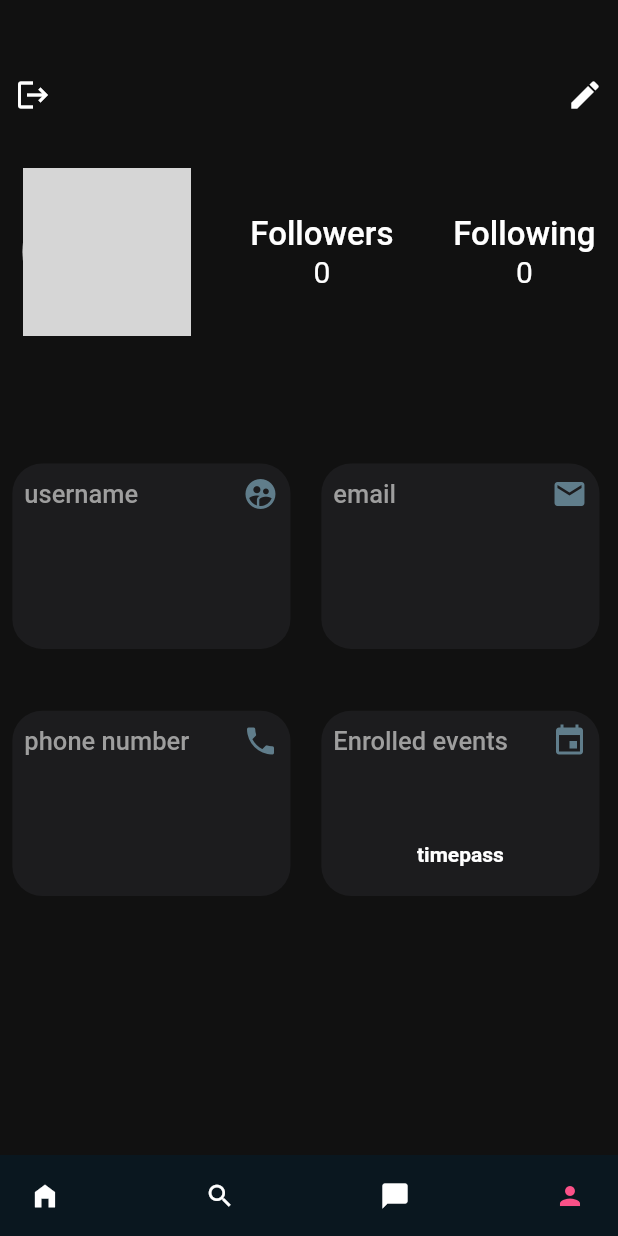
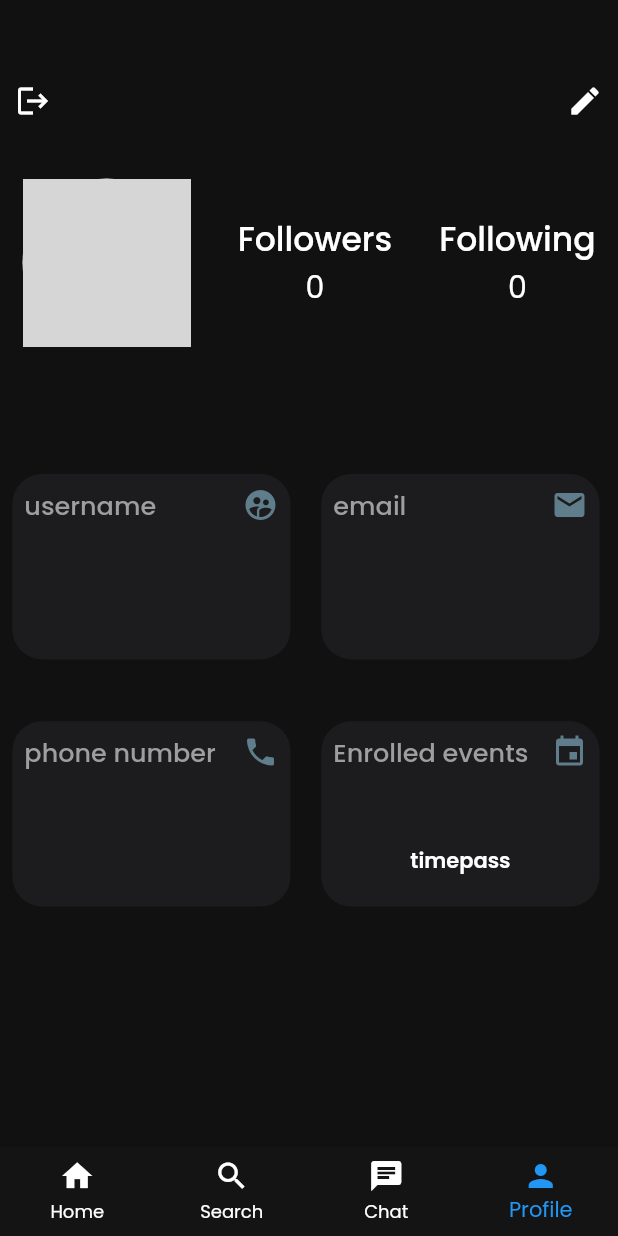
Before and after one commit to abdulqaderpatel/EventFlow, a Flutter app: the UserNavigationBar screen opened directly, item 4 of the bottom bar chosen, on a phone screen of 412 x 824 dp. Run offline on Flutter 3.47's test engine with Material 2 defaults, Android fonts, the phone set to English and light mode, and no system bars; drawn by our look-alikes of auto_size_text, google_nav_bar; our stand-ins replace cloud_firestore, dotted_border, firebase_auth, firebase_core, firebase_storage, fluttertoast and 7 more; missing offline and left inert: flutter_stripe; accounts and stored records are empty; network calls fail; statements that could not run were skipped; grey boxes are pictures that could not be loaded.

Commit message:
Changed font globally to poppins and improved ui.

```diff
--- a/lib/Views/User/select_chat_screen.dart
+++ b/lib/Views/User/select_chat_screen.dart
@@ -64,7 +64,7 @@ class _SelectChatScreenState extends State<SelectChatScreen> {
 
   @override
   Widget build(BuildContext context) {
-    return Scaffold(
+    return Scaffold(appBar: AppBar(automaticallyImplyLeading: false,backgroundColor: Color(0xff00141C),title: Center(child: Text("Message")),),
         body: isLoaded
             ? Container(
                 color: const Color(0xff0A171F),
@@ -73,6 +73,8 @@ class _SelectChatScreenState extends State<SelectChatScreen> {
                   child: Center(
                     child: Column(
                       children: [
+
+
                         Expanded(
                             child: ListView.builder(
                                 itemCount: items.length,
--- a/lib/Views/User/user_navigation_bar.dart
+++ b/lib/Views/User/user_navigation_bar.dart
@@ -30,49 +30,30 @@ class UserNavigationBar extends StatelessWidget {
       onWillPop: () async => false,
       child: Scaffold(
         bottomNavigationBar: Obx(
-          () => Container(color: const Color(0xff0A171F),
-
-            child: Padding(
-              padding: const EdgeInsets.symmetric(horizontal: 15,vertical: 12),
-              child: GNav(selectedIndex: controller.index.value,iconSize: 20,
-                onTabChange: (value)
-                {
-                  controller.index.value=value;
-                },
-                backgroundColor:const Color(0xff0A171F),
-                gap: 2,
-                activeColor: Colors.white,
-
-
-
-                color: Colors.white,
-
-                padding: const EdgeInsets.all(5),
-
-                 tabs:const [ GButton(
-                   icon: Icons.home_filled,
-                 iconActiveColor: Color(0xffFB5188),
-
-
-                 ),
-                   GButton(
-                     active: true,
-                     icon: Icons.search,
-                   iconActiveColor: Color(0xffFB5188),
-
-                   ),
-                   GButton(
-                     icon:Icons.chat_bubble,
-                   iconActiveColor: Color(0xffFB5188),
-
-                   ),
-                   GButton(
-                     icon: Icons.person,
-                   iconActiveColor: Color(0xffFB5188),
-
-                   ),],
+          () =>  BottomNavigationBar(elevation: 0,backgroundColor:controller.index==3? Color(0xff141414):Color(0xff00141C),type: BottomNavigationBarType.fixed,selectedItemColor: Colors.blue,
+            unselectedItemColor: Colors.white,
+            currentIndex: controller.index.value,
+            onTap: (index) {
+              controller.index.value=index;
+            },
+            items: [
+              BottomNavigationBarItem(
+                icon: Icon(Icons.home),
+                label: 'Home',
               ),
-            ),
+              BottomNavigationBarItem(
+                icon: Icon(Icons.search),
+                label: 'Search',
+              ),
+              BottomNavigationBarItem(
+                icon: Icon(Icons.chat),
+                label: 'Chat',
+              ),
+              BottomNavigationBarItem(
+                icon: Icon(Icons.person),
+                label: 'Profile',
+              ),
+            ],
           ),
         ),
         body: Obx(() => userPages[controller.index.value]),
--- a/lib/main.dart
+++ b/lib/main.dart
@@ -10,19 +10,19 @@ import 'package:firebase_core/firebase_core.dart';
 import 'package:flutter/material.dart';
 import 'package:get/get.dart';
 import 'package:flutter_stripe/flutter_stripe.dart';
+import 'package:google_fonts/google_fonts.dart';
 
 import 'firebase_options.dart';
 
 void main() async {
-  Paint.enableDithering=true;
+  Paint.enableDithering = true;
   WidgetsFlutterBinding.ensureInitialized();
-  Stripe.publishableKey="pk_test_51NjJbkSDqOoAu1YvgQpN7weD8MzoNFW7rCOPBMnAZaJlWnpXkW2EvauiTP8PYpnQC73YJbX9K3jnkMBqVKTHqdTE00frWxNHzF";
+  Stripe.publishableKey =
+      "pk_test_51NjJbkSDqOoAu1YvgQpN7weD8MzoNFW7rCOPBMnAZaJlWnpXkW2EvauiTP8PYpnQC73YJbX9K3jnkMBqVKTHqdTE00frWxNHzF";
 
   await Firebase.initializeApp(
     options: DefaultFirebaseOptions.currentPlatform,
   );
-
-
 
   runApp(MyApp());
 }
@@ -87,12 +87,11 @@ class _MyAppState extends State<MyApp> {
     return GetMaterialApp(
         debugShowCheckedModeBanner: false,
         title: 'Flutter Demo',
-        theme: ThemeData(colorScheme: ColorScheme.fromSwatch().copyWith(
-          primary: const Color(0xff0F1A20),
-
-        ),
-
-
+        theme: ThemeData(
+          textTheme: GoogleFonts.poppinsTextTheme(Theme.of(context).textTheme),
+          colorScheme: ColorScheme.fromSwatch().copyWith(
+            primary: const Color(0xff0F1A20),
+          ),
         ),
         home: isLoaded
             ? user == null
```
